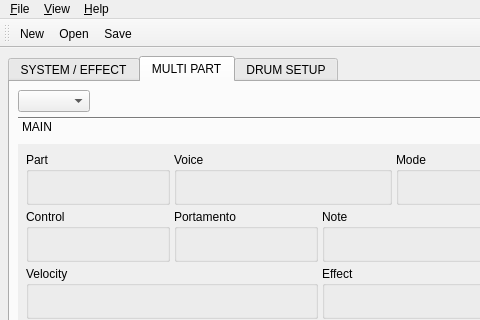
This is src/qxgeditMainForm.ui in rncbc/qxgedit as Qt 5 draws it before an edit; both pictures show x 0 to 480 and y 0 to 320 of the 640 by 720 pixel window. The edited form follows.
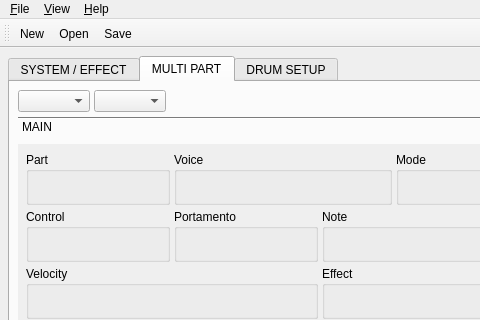
This is the edited form. The open tabs and pages were chosen to show the change. Icons and pictures are not drawn. Custom widgets are drawn as their Qt base class.

Commit message: - Initial attempt to have the Multipart Instrument/Normal Voice tree list selectable from a combo-box.

What changed in the file:
```diff
--- a/src/qxgeditMainForm.ui
+++ b/src/qxgeditMainForm.ui
@@ -466,6 +466,9 @@
           <item>
            <widget class="QComboBox" name="MultipartCombo" />
           </item>
+          <item>
+           <widget class="QComboBox" name="MultipartVoiceCombo" />
+          </item>
           <item>
            <spacer>
             <property name="orientation" >
```
The commit also changes 3 other files.
